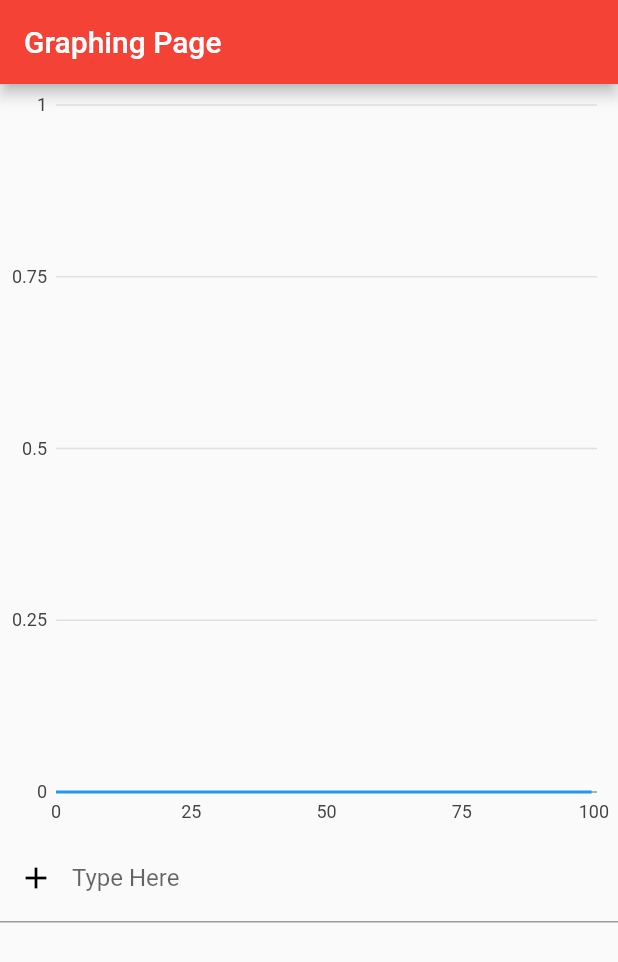
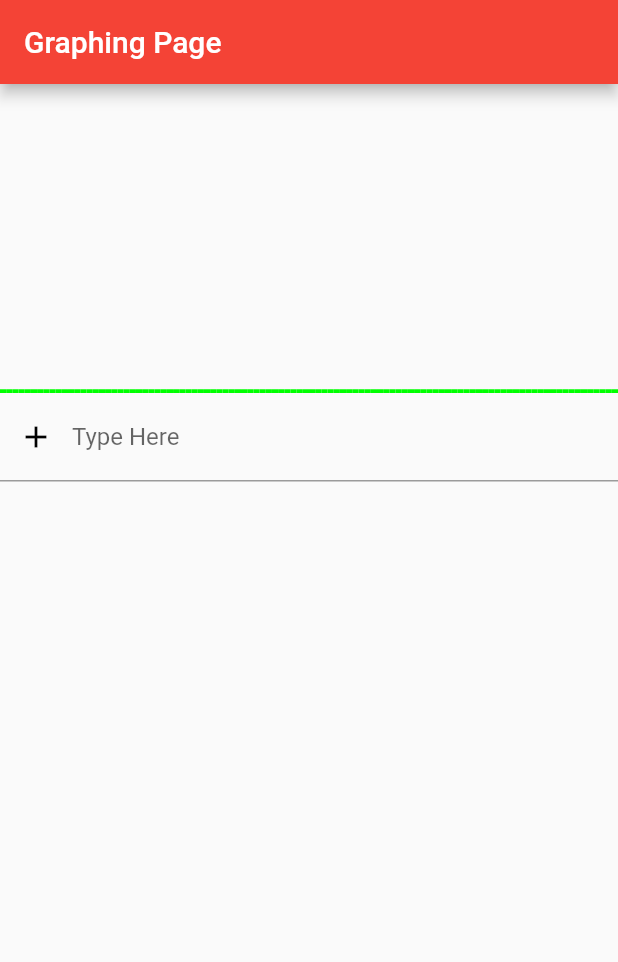
Before and after one commit to cpp-baja-sae/Post-Data-Aq, a Flutter app: the screen it shows after launch, on a phone screen of 412 x 824 dp. Shown: the top 962 px of the screen. Run offline on Flutter 3.47's test engine with Material 2 defaults, Android fonts, the phone set to English and light mode, and no system bars; network calls fail.

Commit message:
It works way better now!

```diff
--- a/gui/lib/main.dart
+++ b/gui/lib/main.dart
@@ -1,6 +1,5 @@
 import 'package:dart_data_client/dart_data_client.dart';
 import 'package:flutter/material.dart';
-import 'package:charts_flutter/flutter.dart';
 import 'dart:math';
 
 void main() {
@@ -18,6 +17,34 @@
 class _MyHomePage extends StatefulWidget {
   @override
   _MyHomePageState createState() => _MyHomePageState();
+}
+
+class GraphPainter extends CustomPainter {
+  double start;
+  double scale;
+  double scaleOffset;
+  List<double> dataPoints;
+
+  GraphPainter(this.start, this.scale, this.scaleOffset, this.dataPoints);
+
+  @override
+  void paint(Canvas canvas, Size size) {
+    canvas.clipRect(Rect.fromLTRB(0, 0, size.width, size.height));
+    var p = Paint();
+    p.color = Color(0xFF00FF00);
+    p.strokeWidth = 5.0;
+    double valToY(val) => (1.0 - val) * size.height;
+    Offset previous = Offset(0, valToY(dataPoints[0]));
+    double xInterval = size.width / 100;
+    for (var point in dataPoints) {
+      Offset next = Offset(previous.dx + xInterval, valToY(point));
+      canvas.drawLine(previous, next, p);
+      previous = next;
+    }
+  }
+
+  @override
+  bool shouldRepaint(covariant CustomPainter oldDelegate) => true;
 }
 
 class _MyHomePageState extends State<_MyHomePage> {
@@ -46,25 +73,26 @@
           child: Column(children: [
         GestureDetector(
             behavior: HitTestBehavior.opaque,
-            child: SizedBox(
-              width: 1000,
-              height: 500,
-              child: LineChart(
-                [
-                  Series(
-                    id: "primary",
-                    data: dataPoints,
-                    domainFn: (x, i) =>
-                        (i ?? 0) * scale * zoomOffset + start,
-                    measureFn: (x, _) => x,
-                  )
-                ],
-                animate: false,
-                animationDuration: Duration(milliseconds: 20),
-                domainAxis: NumericAxisSpec(
-                    viewport: NumericExtents(start, start + numpts * scale)),
-              ),
-            ),
+            child: CustomPaint(
+                painter: GraphPainter(start, scale, zoomOffset, dataPoints),
+                child: const AspectRatio(
+                  aspectRatio: 2.0,
+                )),
+            // child: LineChart(
+            //   [
+            //     Series(
+            //       id: "primary",
+            //       data: dataPoints,
+            //       domainFn: (x, i) =>
+            //           (i ?? 0) * scale * zoomOffset + start,
+            //       measureFn: (x, _) => x,
+            //     )
+            //   ],
+            //   animate: false,
+            //   animationDuration: Duration(milliseconds: 20),
+            //   domainAxis: NumericAxisSpec(
+            //       viewport: NumericExtents(start, start + numpts * scale)),
+            // ),
             onPanUpdate: (DragUpdateDetails details) {
               setState(() {
                 start -= scale * details.delta.dx;
```
